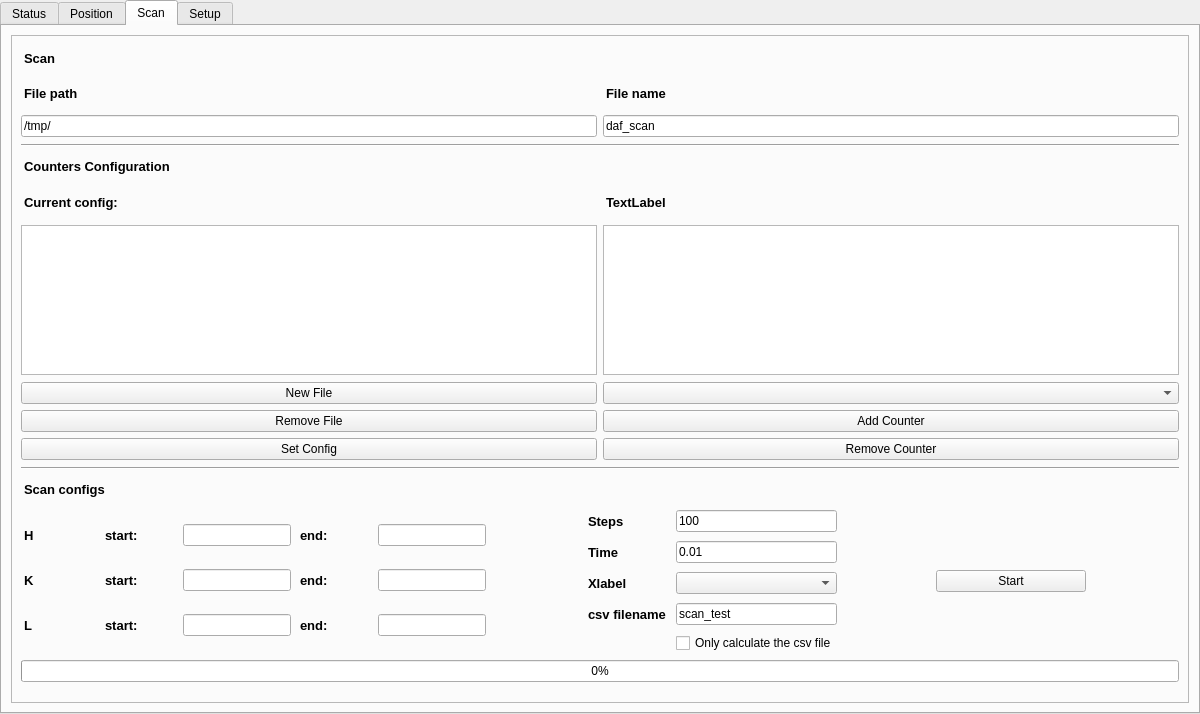
The window that gui/main.ui (HugoValim/DAF) describes before a commit, drawn with Qt 5.
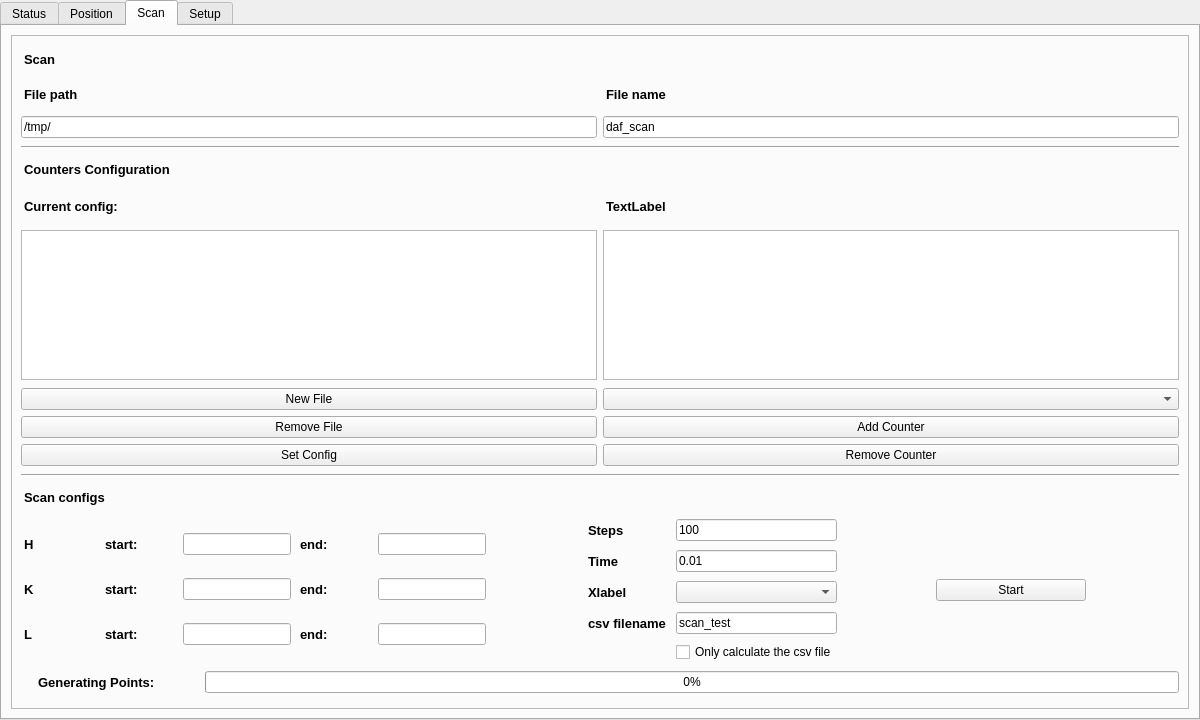
The same window after the commit. The open tabs and pages were chosen to show the change. Custom widgets are drawn as their Qt base class.

Commit message: Change progress bar behavior in scan, fixed a bug in xlabel and returned huber PVs

The edit to the form file:
```diff
--- a/gui/main.ui
+++ b/gui/main.ui
@@ -7,7 +7,7 @@
     <x>0</x>
     <y>0</y>
     <width>1200</width>
-    <height>714</height>
+    <height>720</height>
    </rect>
   </property>
   <property name="windowTitle">
@@ -4484,11 +4484,48 @@
            </layout>
           </item>
           <item>
-           <widget class="QProgressBar" name="progressBar">
-            <property name="value">
+           <layout class="QHBoxLayout" name="horizontalLayout_3">
+            <property name="topMargin">
              <number>0</number>
             </property>
-           </widget>
+            <item>
+             <widget class="QLabel" name="label_70">
+              <property name="text">
+               <string/>
+              </property>
+             </widget>
+            </item>
+            <item>
+             <widget class="QLabel" name="label_generating_points">
+              <property name="text">
+               <string>Generating Points:</string>
+              </property>
+             </widget>
+            </item>
+            <item>
+             <spacer name="horizontalSpacer_16">
+              <property name="orientation">
+               <enum>Qt::Horizontal</enum>
+              </property>
+              <property name="sizeType">
+               <enum>QSizePolicy::Fixed</enum>
+              </property>
+              <property name="sizeHint" stdset="0">
+               <size>
+                <width>40</width>
+                <height>20</height>
+               </size>
+              </property>
+             </spacer>
+            </item>
+            <item>
+             <widget class="QProgressBar" name="progressBar">
+              <property name="value">
+               <number>0</number>
+              </property>
+             </widget>
+            </item>
+           </layout>
           </item>
          </layout>
         </widget>
```
Left out of the diff: 14 changed lines with no effect on the pictures. The commit also changes 4 other files.
